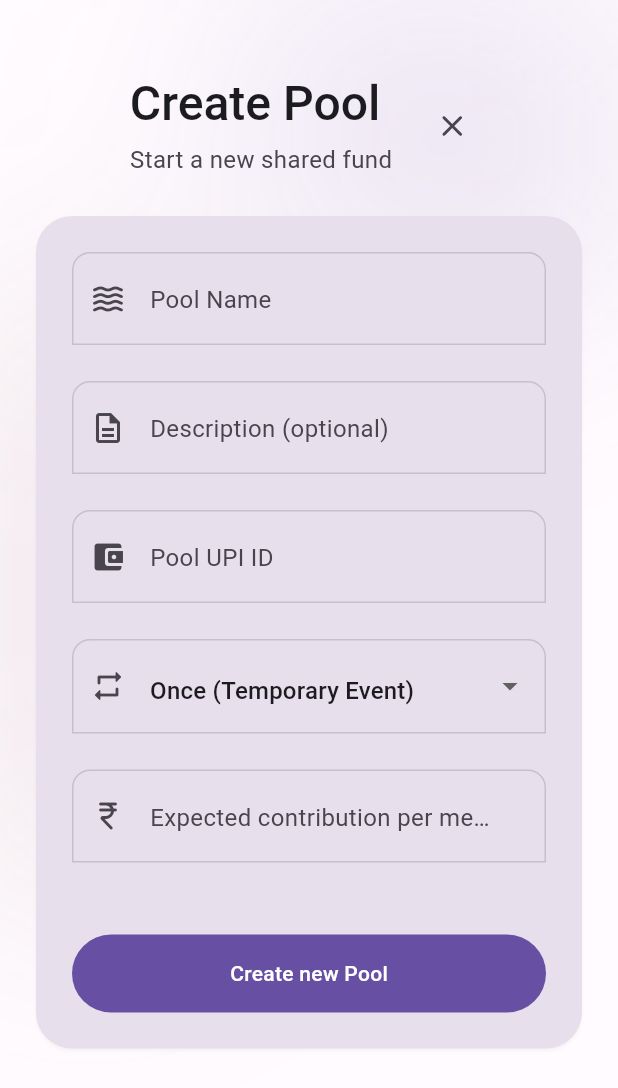
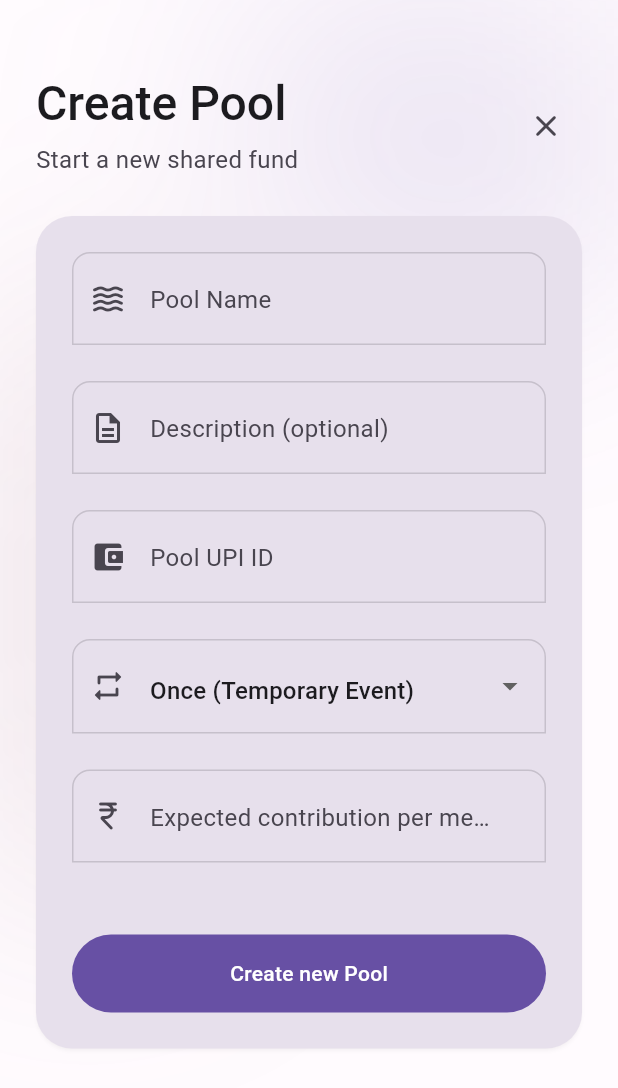
Before and after one commit to sea-deep/gridpool, a Flutter app: the CreatePoolScreen screen opened by its route, on a phone screen of 412 x 824 dp. Shown: the top 1088 px of the screen. Run offline on Flutter 3.47's test engine with Material 3 defaults, Android fonts, the phone set to English and light mode, and no system bars; drawn by our look-alikes of dynamic_color; our stand-ins replace cloud_firestore, firebase_auth, firebase_core, flutter_dotenv, flutter_riverpod, go_router and 4 more; accounts and stored records are empty; network calls fail.

Commit message:
fix: make header alignment consistent across all screens

```diff
--- a/frontend/lib/screens/approve_join_screen.dart
+++ b/frontend/lib/screens/approve_join_screen.dart
@@ -23,6 +23,7 @@ class ApproveJoinScreen extends ConsumerWidget {
 
     return PageScaffold(
       child: Column(
+        crossAxisAlignment: CrossAxisAlignment.stretch,
         children: [
           PageHeader(
             title: 'Approve Join',
--- a/frontend/lib/screens/create_pool_screen.dart
+++ b/frontend/lib/screens/create_pool_screen.dart
@@ -75,6 +75,7 @@ class _CreatePoolScreenState extends ConsumerState<CreatePoolScreen> {
 
     return PageScaffold(
       child: Column(
+        crossAxisAlignment: CrossAxisAlignment.stretch,
         children: [
           PageHeader(
             title: 'Create Pool',
--- a/frontend/lib/screens/edit_pool_screen.dart
+++ b/frontend/lib/screens/edit_pool_screen.dart
@@ -94,6 +94,7 @@ class _EditPoolScreenState extends ConsumerState<EditPoolScreen> {
 
     return PageScaffold(
       child: Column(
+        crossAxisAlignment: CrossAxisAlignment.stretch,
         children: [
           PageHeader(
             title: 'Edit Pool',
--- a/frontend/lib/screens/join_pool_screen.dart
+++ b/frontend/lib/screens/join_pool_screen.dart
@@ -61,6 +61,7 @@ class _JoinPoolScreenState extends ConsumerState<JoinPoolScreen> {
 
     return PageScaffold(
       child: Column(
+        crossAxisAlignment: CrossAxisAlignment.stretch,
         children: [
           PageHeader(
             title: 'Join Pool',
--- a/frontend/lib/screens/members_screen.dart
+++ b/frontend/lib/screens/members_screen.dart
@@ -119,6 +119,7 @@ class PoolMembersScreen extends ConsumerWidget {
 
     return PageScaffold(
       child: Column(
+        crossAxisAlignment: CrossAxisAlignment.stretch,
         children: [
           PageHeader(
             title: 'Pool Members',
--- a/frontend/lib/screens/profile_screen.dart
+++ b/frontend/lib/screens/profile_screen.dart
@@ -147,6 +147,7 @@ class _ProfileScreenState extends ConsumerState<ProfileScreen> {
     return PageScaffold(
       child: SingleChildScrollView(
         child: Column(
+          crossAxisAlignment: CrossAxisAlignment.stretch,
           children: [
             const PageHeader(
               title: 'Profile Settings',
--- a/frontend/lib/screens/wip_screen.dart
+++ b/frontend/lib/screens/wip_screen.dart
@@ -12,6 +12,7 @@ class WipScreen extends StatelessWidget {
   Widget build(BuildContext context) {
     return PageScaffold(
       child: Column(
+        crossAxisAlignment: CrossAxisAlignment.stretch,
         children: [
           PageHeader(
             title: title,
```
